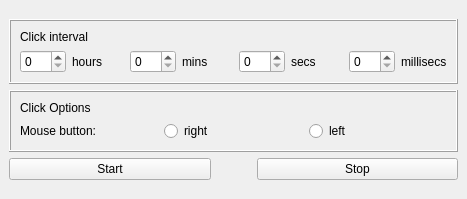
Above: mainwindow.ui from exquet/autoclicker before the change. Below: the same form after it.
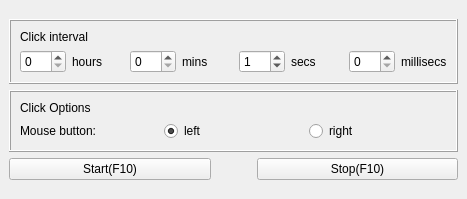
That is the form after the change.

Commit message: include libraries is the basis of the application

The edit to the form file:
```diff
--- a/mainwindow.ui
+++ b/mainwindow.ui
@@ -115,7 +115,11 @@
             </spacer>
            </item>
            <item>
-            <widget class="QSpinBox" name="spinBox_3"/>
+            <widget class="QSpinBox" name="secsSpinBox">
+             <property name="value">
+              <number>1</number>
+             </property>
+            </widget>
            </item>
            <item>
             <widget class="QLabel" name="label_6">
@@ -189,17 +193,20 @@
               </widget>
              </item>
              <item>
-              <widget class="QRadioButton" name="radioButton_2">
-               <property name="text">
-                <string>right</string>
-               </property>
-              </widget>
-             </item>
-             <item>
-              <widget class="QRadioButton" name="radioButton">
+              <widget class="QRadioButton" name="leftRadioButton">
                <property name="text">
                 <string>left</string>
                </property>
+               <property name="checked">
+                <bool>true</bool>
+               </property>
+              </widget>
+             </item>
+             <item>
+              <widget class="QRadioButton" name="rightRadioButton">
+               <property name="text">
+                <string>right</string>
+               </property>
               </widget>
              </item>
             </layout>
@@ -214,7 +221,7 @@
         <item>
          <widget class="QPushButton" name="pushButton">
           <property name="text">
-           <string>Start</string>
+           <string>Start(F10)</string>
           </property>
          </widget>
         </item>
@@ -237,7 +244,7 @@
         <item>
          <widget class="QPushButton" name="pushButton_2">
           <property name="text">
-           <string>Stop</string>
+           <string>Stop(F10)</string>
           </property>
          </widget>
         </item>
```
Left out of the diff: 10 changed lines with no effect on the pictures. The commit also changes 2 other files.
